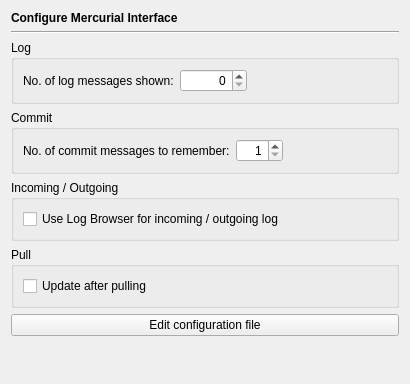
Old version of the form Plugins/VcsPlugins/vcsMercurial/ConfigurationPage/MercurialPage.ui in the repository testmana2/test.
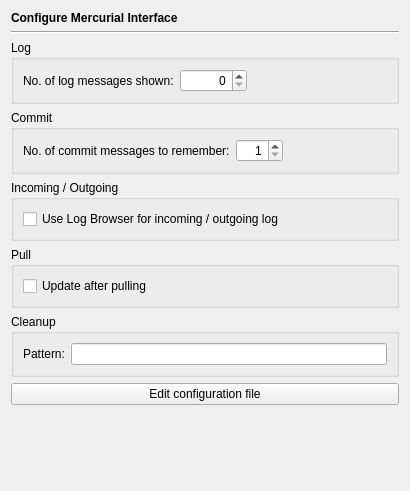
New version of the form.

Commit message: Made the Mercurial cleanup patterns configurable.

```diff
--- a/Plugins/VcsPlugins/vcsMercurial/ConfigurationPage/MercurialPage.ui
+++ b/Plugins/VcsPlugins/vcsMercurial/ConfigurationPage/MercurialPage.ui
@@ -7,7 +7,7 @@
     <x>0</x>
     <y>0</y>
     <width>406</width>
-    <height>384</height>
+    <height>491</height>
    </rect>
   </property>
   <layout class="QVBoxLayout" name="verticalLayout_3">
@@ -156,6 +156,29 @@
      </layout>
     </widget>
    </item>
+   <item>
+    <widget class="QGroupBox" name="groupBox_5">
+     <property name="title">
+      <string>Cleanup</string>
+     </property>
+     <layout class="QHBoxLayout" name="horizontalLayout">
+      <item>
+       <widget class="QLabel" name="label_3">
+        <property name="text">
+         <string>Pattern:</string>
+        </property>
+       </widget>
+      </item>
+      <item>
+       <widget class="QLineEdit" name="cleanupPatternEdit">
+        <property name="toolTip">
+         <string>Enter the file name patterns to be used for cleaning up (entries separated by a space character)</string>
+        </property>
+       </widget>
+      </item>
+     </layout>
+    </widget>
+   </item>
    <item>
     <widget class="QPushButton" name="configButton">
      <property name="toolTip">
```
Left out of the diff: 1 changed line with no effect on the pictures. The commit also changes 13 other files.
